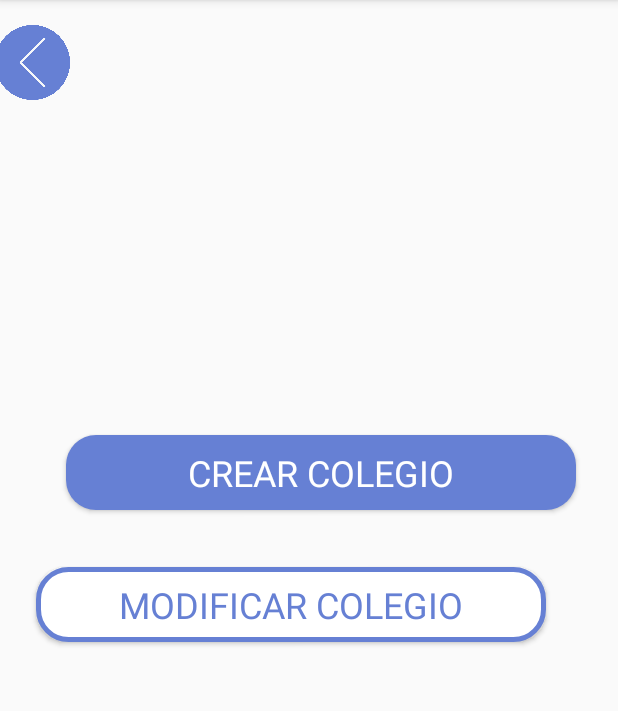
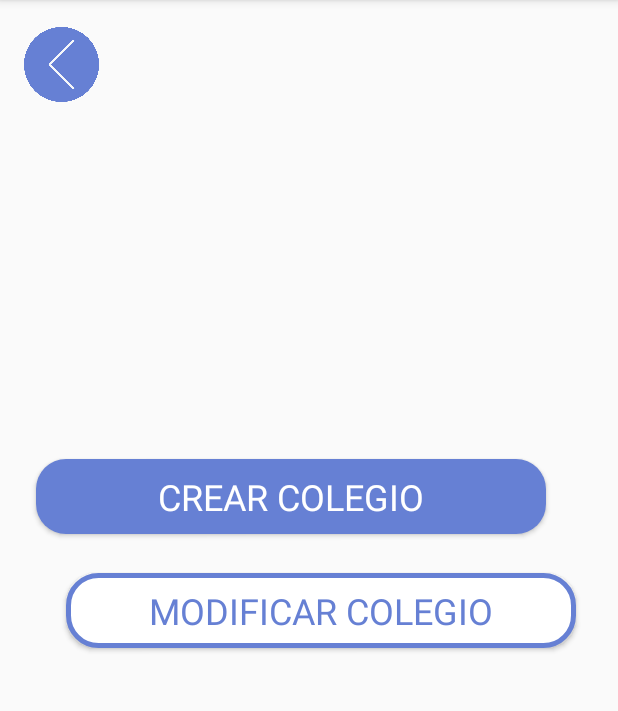
Before and after one commit to Alejandro1793/Proyecto, an Android app: the PantallaInicio3 screen opened directly, with no data from a screen before it, on a phone screen of 412 x 824 dp, the part 84-795 px from its top. Run offline under Robolectric (Android 15) with nearby library versions, the phone set to English and light mode, and no system bars; Roboto replaces fonts that are not available here.

Commit message:
Modificaciones Layout 30/03

```diff
--- a/app/src/main/AndroidManifest.xml
+++ b/app/src/main/AndroidManifest.xml
@@ -9,7 +9,7 @@
         android:roundIcon="@mipmap/ic_launcher_round"
         android:supportsRtl="true"
         android:theme="@style/AppTheme">
-        <activity android:name=".IniciarSesion2"></activity>
+        <activity android:name=".IniciarSesion2"/>
         <activity android:name=".Dialogo_eliminar_profe" />
         <activity android:name=".Dialogo_eliminar_aula" />
         <activity android:name=".ModificarColegio4" />
--- a/app/src/main/res/layout/activity_pantalla_inicio_3.xml
+++ b/app/src/main/res/layout/activity_pantalla_inicio_3.xml
@@ -12,24 +12,24 @@
         android:layout_height="50dp"
         android:layout_marginStart="16dp"
         android:layout_marginLeft="16dp"
-        android:layout_marginEnd="366dp"
-        android:layout_marginRight="366dp"
+        android:layout_marginEnd="32dp"
+        android:layout_marginRight="32dp"
         android:contentDescription="@string/imagenizq"
         app:layout_constraintBottom_toBottomOf="parent"
         app:layout_constraintEnd_toEndOf="parent"
-        app:layout_constraintHorizontal_bias="1.0"
+        app:layout_constraintHorizontal_bias="0.0"
         app:layout_constraintStart_toStartOf="parent"
         app:layout_constraintTop_toTopOf="parent"
-        app:layout_constraintVertical_bias="0.023"
+        app:layout_constraintVertical_bias="0.025"
         app:srcCompat="@drawable/izq" />
 
     <Button
         android:id="@+id/btnCrearColegio"
         android:layout_width="340dp"
         android:layout_height="50dp"
-        android:layout_marginStart="44dp"
-        android:layout_marginLeft="44dp"
-        android:layout_marginBottom="428dp"
+        android:layout_marginStart="24dp"
+        android:layout_marginLeft="24dp"
+        android:layout_marginBottom="412dp"
         android:background="@drawable/forma_boton"
         android:fontFamily="@font/yanone_kaffeesatz"
         android:text="@string/crear_colegio"
@@ -42,9 +42,9 @@
         android:id="@+id/btnModificarColegio"
         android:layout_width="340dp"
         android:layout_height="50dp"
-        android:layout_marginEnd="48dp"
-        android:layout_marginRight="48dp"
-        android:layout_marginBottom="340dp"
+        android:layout_marginEnd="28dp"
+        android:layout_marginRight="28dp"
+        android:layout_marginBottom="336dp"
         android:background="@drawable/forma_boton_contraria"
         android:fontFamily="@font/yanone_kaffeesatz"
         android:text="@string/modificar_colegio"
--- a/app/src/main/res/layout/activity_principal.xml
+++ b/app/src/main/res/layout/activity_principal.xml
@@ -48,9 +48,10 @@
         android:layout_marginRight="38dp"
         android:layout_marginBottom="39dp"
         android:contentDescription="@string/imagenizq"
+
         app:layout_constraintBottom_toTopOf="@+id/btnInicioSesion"
         app:layout_constraintEnd_toEndOf="parent"
-        app:layout_constraintHorizontal_bias="0.0"
+        app:layout_constraintHorizontal_bias="1.0"
         app:layout_constraintStart_toStartOf="parent"
         app:layout_constraintTop_toTopOf="parent"
         app:layout_constraintVertical_bias="0.35000002"
```
Also changed, not shown: app/src/main/res/layout/activity_iniciar_sesion2.xml (+4 -4 lines), app/src/main/res/layout/activity_iniciar_sesion_2a.xml (+4 -3 lines), app/src/main/res/layout/activity_modificar_colegio.xml (+4 -4 lines), app/src/main/res/layout/activity_registro_colegio.xml (+5 -5 lines), app/src/main/res/layout/activity_registro_usuario_2b.xml (+4 -3 lines), app/src/main/res/drawable/logo.png (added).
